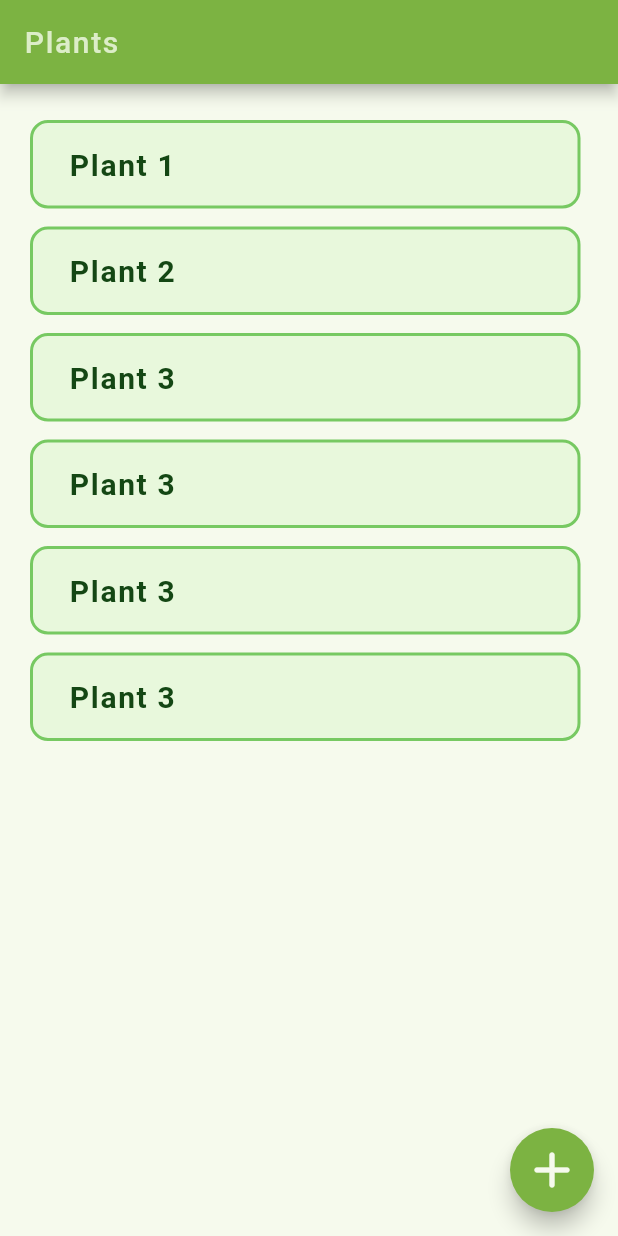
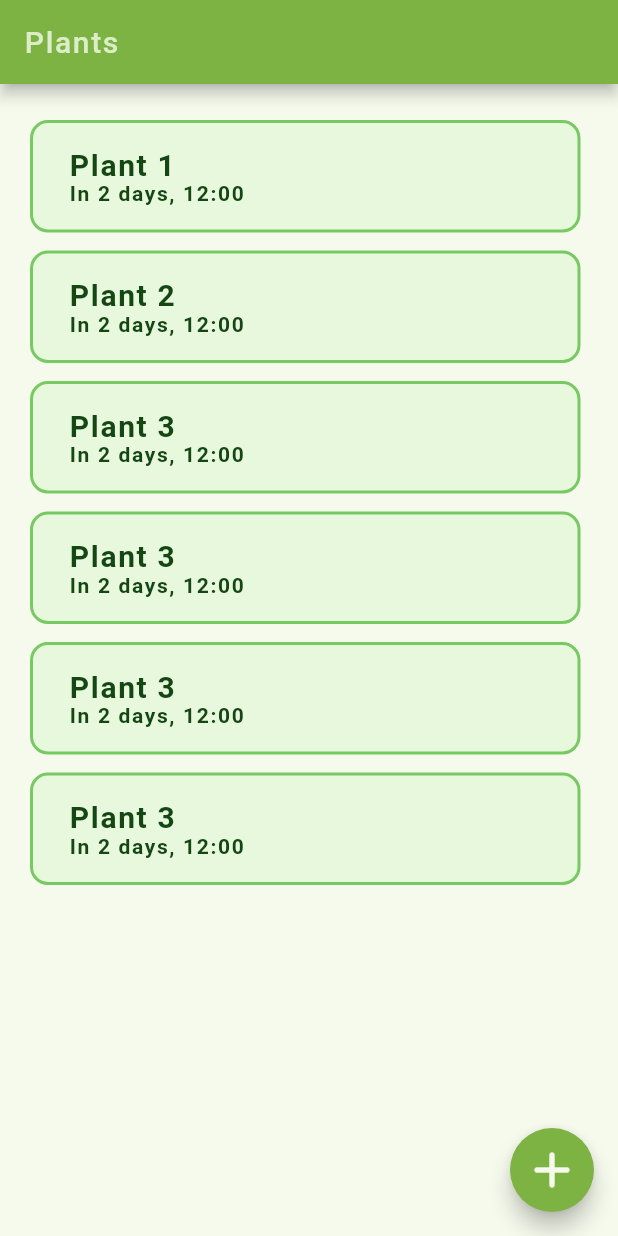
Before and after one commit to t3ss-acode/plant-app-v2, a Flutter app: the screen it shows after launch, on a phone screen of 412 x 824 dp. Run offline on Flutter 3.47's test engine with Material 2 defaults, Android fonts, the phone set to English and light mode, and no system bars; our stand-ins replace fluttertoast.

Commit message:
Show next reminder

```diff
--- a/lib/entities/reminder_time.dart
+++ b/lib/entities/reminder_time.dart
@@ -2,7 +2,7 @@ import 'package:flutter/material.dart';
 
 class ReminderTime {
   late DateTime startDate; // TODO choose your own start date
-  late DateTime lastReminder;
+  DateTime? lastReminder;
   int daysBetweenReminders;
   TimeOfDay timeOfDay;
 
@@ -19,4 +19,22 @@ class ReminderTime {
     this.daysBetweenReminders,
     this.timeOfDay,
   );
+
+  DateTime getNextReminder() {
+    DateTime? countFrom = lastReminder;
+    countFrom ??= startDate;
+
+    DateTime nextReminderDay =
+        countFrom.add(Duration(days: daysBetweenReminders)).toLocal();
+
+    DateTime nextReminder = DateTime(
+      nextReminderDay.year,
+      nextReminderDay.month,
+      nextReminderDay.day,
+      timeOfDay.hour,
+      timeOfDay.minute,
+    );
+
+    return nextReminder;
+  }
 }
--- a/lib/screens/plants_list.dart
+++ b/lib/screens/plants_list.dart
@@ -5,6 +5,7 @@ import 'package:water_plant/providers/plant_provider.dart';
 import 'package:water_plant/screens/add_plant.dart';
 import 'package:water_plant/util/navigation_util.dart';
 import 'package:water_plant/util/style_util.dart';
+import 'package:water_plant/util/time_util.dart';
 import 'package:water_plant/widgets/generic_list/generic_list.dart';
 import 'package:water_plant/widgets/generic_list/generic_list_item.dart';
 import 'package:water_plant/widgets/scaffold_with_app_bar.dart';
@@ -65,9 +66,35 @@ class _PlantsListScreen extends State<PlantsListScreen> {
 
   _toListItems(List<PlantEntry> plants) {
     List<GenericListItem> listItems = [];
-    listItems = plants.map((plant) => GenericListItem(plant.name)).toList();
+    listItems = plants
+        .map(
+          (plant) => GenericListItem(
+            plant.name,
+            subtitle: _getSubtitle(plant),
+          ),
+        )
+        .toList();
 
     return listItems;
+  }
+
+  _getSubtitle(PlantEntry plant) {
+    DateTime nextReminder = plant.wateringTime.getNextReminder().toLocal();
+    DateTime now = DateTime.now().toLocal();
+    int daysUntilRemider = TimeUtil.daysBetween(now, nextReminder);
+
+    String dayString;
+    if (daysUntilRemider == 0) {
+      dayString = '';
+    } else if (daysUntilRemider == 1) {
+      dayString = 'Tomorrow, ';
+    } else {
+      dayString = 'In ${daysUntilRemider} days, ';
+    }
+
+    String timeString = TimeUtil.formatTimeOfDay(plant.wateringTime.timeOfDay);
+
+    return dayString + timeString;
   }
 
   _addPlant() {
--- /dev/null
+++ b/lib/util/time_util.dart
@@ -0,0 +1,24 @@
+import 'package:flutter/material.dart';
+import 'package:intl/intl.dart';
+
+class TimeUtil {
+  static String formatTimeOfDay(TimeOfDay timeOfDay) {
+    DateTime now = DateTime.now();
+    DateTime dateTime = DateTime(
+      now.year,
+      now.month,
+      now.day,
+      timeOfDay.hour,
+      timeOfDay.minute,
+    );
+
+    String formattedTime = DateFormat("HH:mm").format(dateTime);
+    return formattedTime;
+  }
+
+  static int daysBetween(DateTime from, DateTime to) {
+    from = DateTime(from.year, from.month, from.day);
+    to = DateTime(to.year, to.month, to.day);
+    return (to.difference(from).inHours / 24).round();
+  }
+}
--- a/lib/widgets/generic_list/generic_list_item.dart
+++ b/lib/widgets/generic_list/generic_list_item.dart
@@ -3,8 +3,9 @@ import 'package:water_plant/util/style_util.dart';
 
 class GenericListItem {
   final String text;
+  final String? subtitle;
 
-  GenericListItem(this.text);
+  GenericListItem(this.text, {this.subtitle});
 
   Widget build() {
     return Row(
@@ -20,7 +21,10 @@ class GenericListItem {
               color: StyleUtil.green25,
             ),
             padding: const EdgeInsets.symmetric(horizontal: 24, vertical: 16),
-            child: Text(
+            child: Column(
+              crossAxisAlignment: CrossAxisAlignment.start,
+              children: [
+                Text(
                   text,
                   style: const TextStyle(
                     color: StyleUtil.green200,
@@ -29,6 +33,18 @@ class GenericListItem {
                     letterSpacing: 1.1,
                   ),
                 ),
+                if (subtitle != null)
+                  Text(
+                    subtitle!,
+                    style: const TextStyle(
+                      color: StyleUtil.green200,
+                      fontSize: 14,
+                      fontWeight: FontWeight.w600,
+                      letterSpacing: 1.1,
+                    ),
+                  ),
+              ],
+            ),
           ),
         ),
       ],
```
Lines whose indentation alone changed are shown as unchanged.
